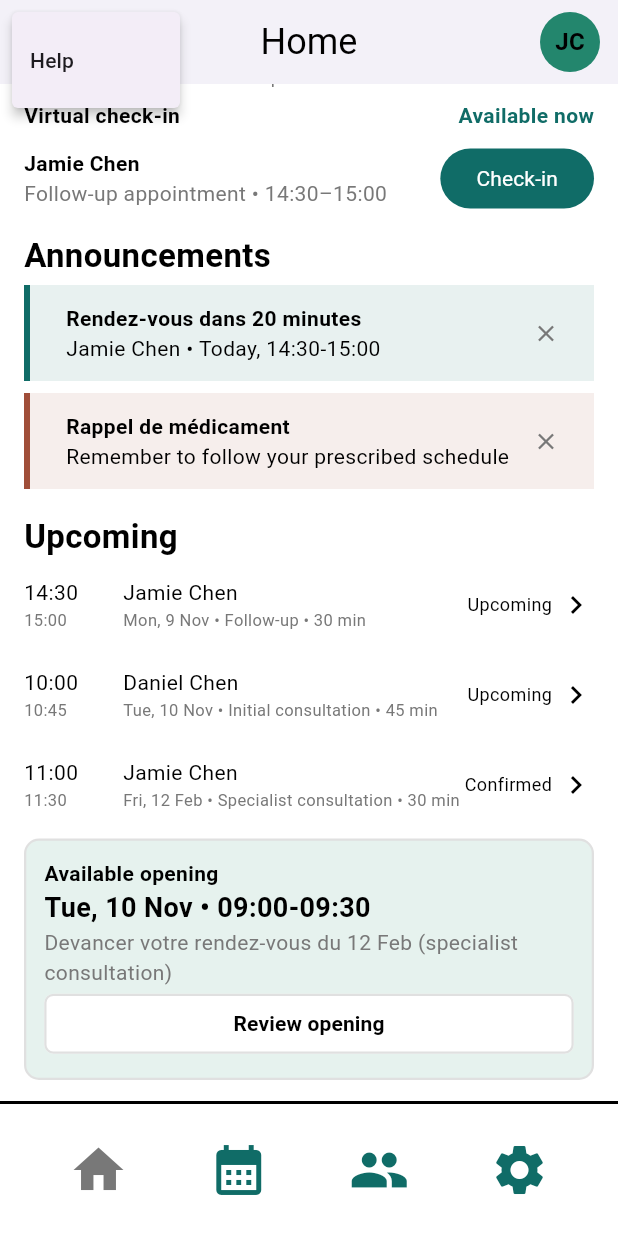
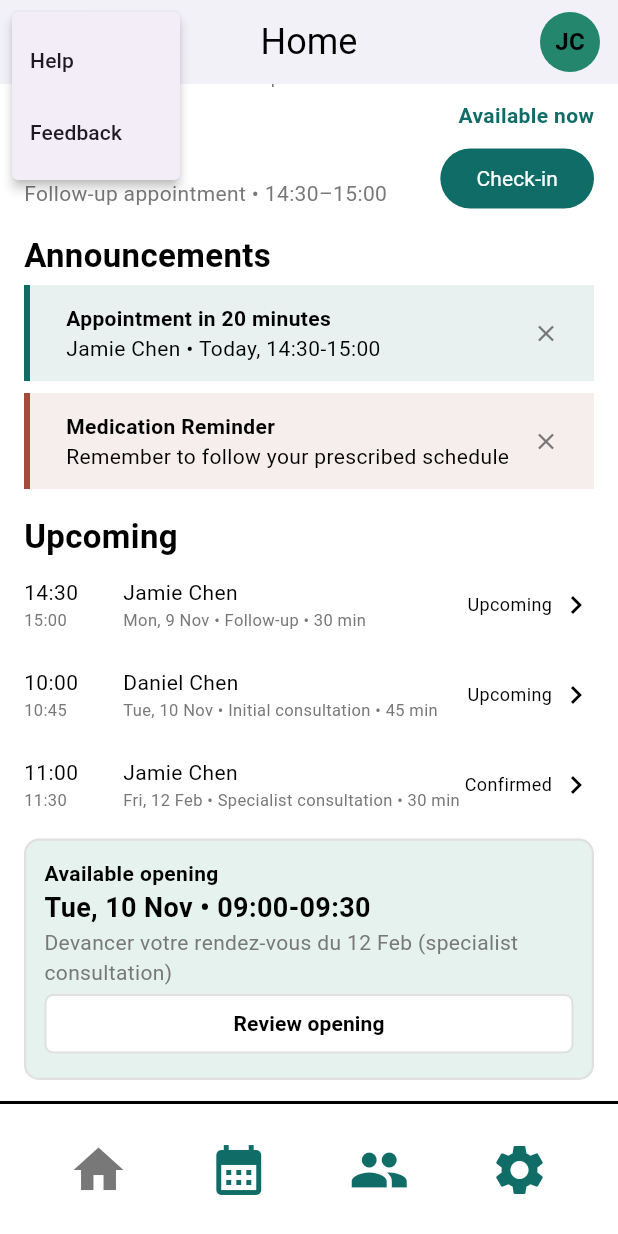
Before and after one commit to iceman-06/ClinicFlow, a Flutter app: the HomePage screen opened directly, scrolled down 67 dp, after a tap on the "arrow drop down" icon, on a phone screen of 412 x 824 dp. Run offline on Flutter 3.47's test engine with Material 3 defaults, Android fonts, the phone set to English and light mode, and no system bars; our stand-ins replace firebase_core, material_ui; accounts and stored records are empty.

Commit message:
Fixed minor translation error Added Feedback button

```diff
--- a/lib/models/translation.dart
+++ b/lib/models/translation.dart
@@ -155,8 +155,8 @@ class AppLocalizations {
       "full_name_min": "Full name (at least two words)",
       "newly_added_profile": "Newly added profile",
       "bring_appointment_forward": "Devancer votre rendez-vous du %r %r (%r)",
-      "appointment_in_minutes": "Rendez-vous dans %r minutes",
-      "medication_reminder": "Rappel de médicament",
+      "appointment_in_minutes": "Appointment in %r minutes",
+      "medication_reminder": "Medication Reminder",
       "error_valid_email": "Error: Please enter a valid email address.",
       "error_name_two_words": "Error: Name must be at least two words.",
       "error_password_length": "Error: Password must be at least 5 characters.",
@@ -211,6 +211,7 @@ class AppLocalizations {
       "remove_profile_tooltip": "Remove profile",
       "confirm_remove": "Are you sure you want to remove %r?",
       "thirty_minutes": "30 min",
+      "feedback": "Feedback",
     },
     AppLanguage.french: {
       "home": "Accueil",
@@ -421,6 +422,7 @@ class AppLocalizations {
       "remove_profile_tooltip": "Supprimer le profil",
       "confirm_remove": "Voulez-vous vraiment supprimer %r?",
       "thirty_minutes": "30 min",
+      "feedback": "Feedback",
     },
   };
 
--- a/lib/widgets/common_widgets.dart
+++ b/lib/widgets/common_widgets.dart
@@ -109,18 +109,45 @@ class ProfileIconButton extends StatelessWidget {
 class HelpMenuButton extends StatelessWidget {
   const HelpMenuButton({super.key});
 
+  static const List<Map<String, String>> menuItems = [
+    {
+      'value': 'help',
+      'label': 'help',
+      'url': 'https://caiot.co',
+    },
+    {
+      'value': 'feedback',
+      'label': 'feedback',
+      'url': 'https://forms.gle/7DEC4k6LXoJmNVrC8',
+    },
+  ];
+
   @override
   Widget build(BuildContext context) {
     return PopupMenuButton<String>(
       tooltip: currentAccount.t('help'),
-      icon: Icon(Icons.arrow_drop_down, color: currentAccount.palette.textPrimary, size: 30),
+      icon: Icon(
+        Icons.arrow_drop_down,
+        color: currentAccount.palette.textPrimary,
+        size: 30,
+      ),
       onSelected: (value) async {
-        if (value == 'help') {
-          final uri = Uri.parse('https://caiot.co');
-          await launchUrl(uri, mode: LaunchMode.externalApplication);
-        }
+        final item = menuItems.firstWhere(
+          (item) => item['value'] == value,
+        );
+
+        final uri = Uri.parse(item['url']!);
+        await launchUrl(
+          uri,
+          mode: LaunchMode.externalApplication,
+        );
       },
-      itemBuilder: (_) => [PopupMenuItem<String>(value: 'help', child: Text(currentAccount.t('help')))],
+      itemBuilder: (_) => menuItems.map((item) {
+        return PopupMenuItem<String>(
+          value: item['value'],
+          child: Text(currentAccount.t(item['label']!)),
+        );
+      }).toList(),
     );
   }
 }
```
